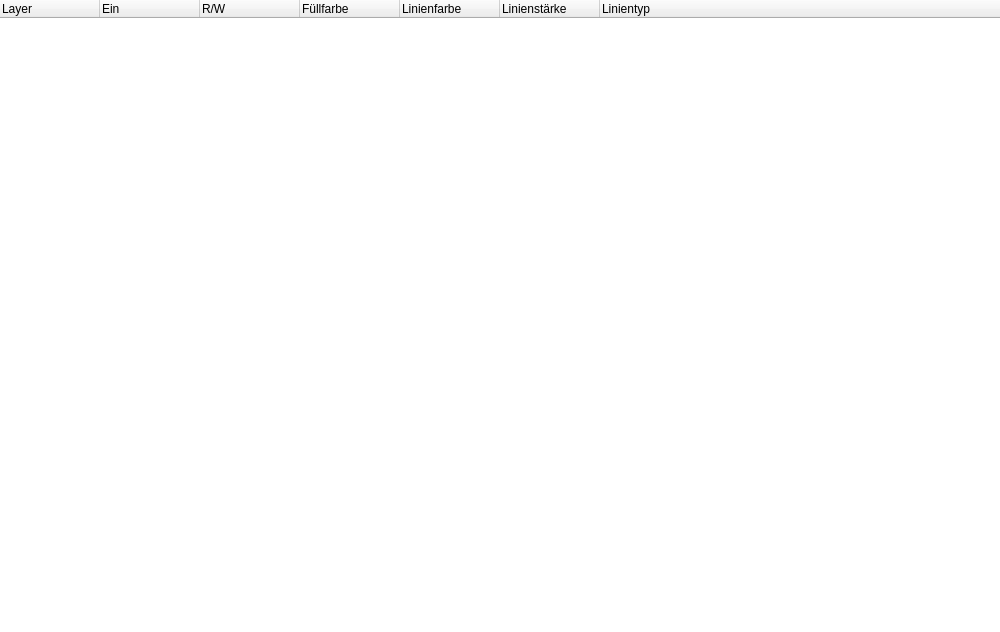
This is layermanager.ui in sme-gmbh/smepowercad as Qt 5 draws it before an edit. The edited form follows.
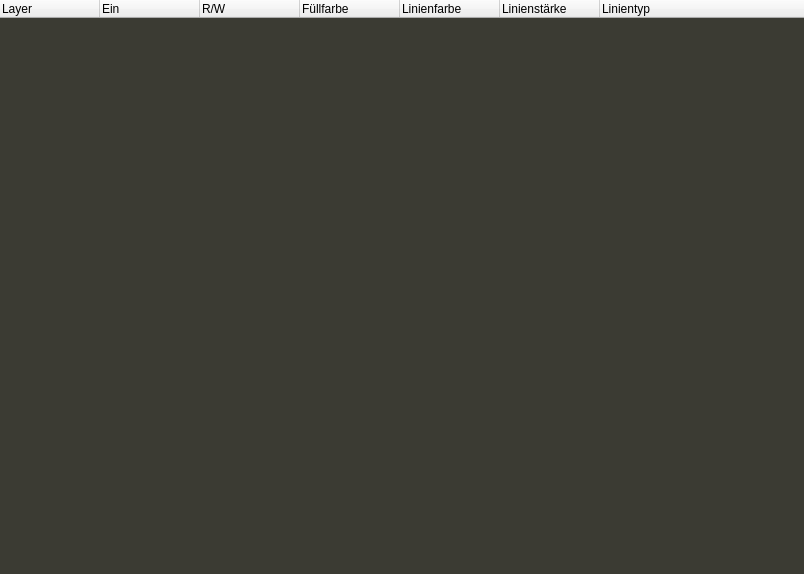
This is the edited form. Icons and pictures are not drawn.

Commit message: changed design of title bars

The edit to the form file:
```diff
--- a/layermanager.ui
+++ b/layermanager.ui
@@ -9,8 +9,8 @@
    <rect>
     <x>0</x>
     <y>0</y>
-    <width>1000</width>
-    <height>632</height>
+    <width>804</width>
+    <height>574</height>
    </rect>
   </property>
   <property name="sizePolicy">
@@ -20,18 +20,55 @@
    </sizepolicy>
   </property>
   <property name="styleSheet">
-   <string notr="true">QDockWidget
-{
-	background-color: rgb(129, 128, 124);
-	color: rgb(20, 20, 20);
+   <string notr="true">QDockWidget {
+	background-color: rgb(49, 49, 41);
+	color: white;
+	border: 1px solid rgb(200, 200, 200);
+	titlebar-close-icon: url(:/icons/close.svg);
+    titlebar-normal-icon: url(:/icons/float.svg);
 }
 
-QTreeView
-{
+QDockWidget::title {
+    text-align: left; /* align the text to the left */
+    background: rgb(49, 49, 41);
+    padding-left: 5px;
+}
+
+ QDockWidget::close-button, QDockWidget::float-button {
 	border: 0;
-	background-color: qlineargradient(spread:pad, x1:0, y1:1, x2:0, y2:0, 
-		stop:0.0 rgb(82, 84, 84), 
-		stop:1.0 rgb(50, 53, 57));
+	/*border-left: 1px solid white;*/
+	padding: 0px;
+	icon-size: 30px; /* maximum icon size */
+}
+QDockWidget::close-button {
+	subcontrol-position: top right;
+    subcontrol-origin: margin;
+    position: absolute;
+    top: 0px; right: 0px; bottom: 0px;
+    width: 20px;
+	margin: 0 8px;
+}
+
+QDockWidget::float-button {
+	subcontrol-position: top right;
+    subcontrol-origin: margin;
+    position: absolute;
+    top: 0px; right: 36px; bottom: 0px;
+    width: 20px;
+	margin: 0 8px;
+}
+
+QDockWidget::close-button:hover, QDockWidget::float-button:hover {
+     background-color: rgb(110, 110, 95);
+}
+
+QDockWidget::close-button:pressed, QDockWidget::float-button:pressed {
+     background-color: rgb(150, 150, 130);
+}
+
+QTreeView {
+	border: 0;
+	background-color: rgb(59, 59, 51);
 	color: rgb(255, 255, 255);
 }</string>
   </property>
```
The commit also changes 9 other files.
